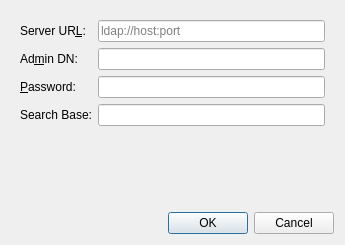
First picture: the form in client/src/ui/dialogs/ldap_settings_dialog.ui, repository networkoptix/nx_open, before the edit.
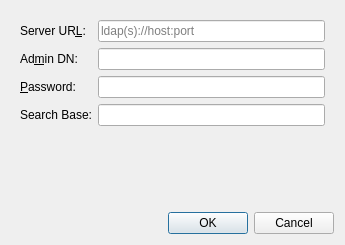
Second picture: the form after the edit.

What changed in the file:
```diff
--- a/client/src/ui/dialogs/ldap_settings_dialog.ui
+++ b/client/src/ui/dialogs/ldap_settings_dialog.ui
@@ -30,7 +30,7 @@
       <item row="0" column="1">
        <widget class="QLineEdit" name="serverLineEdit">
         <property name="placeholderText">
-         <string>ldap://host:port</string>
+         <string>ldap(s)://host:port</string>
         </property>
        </widget>
       </item>
```
